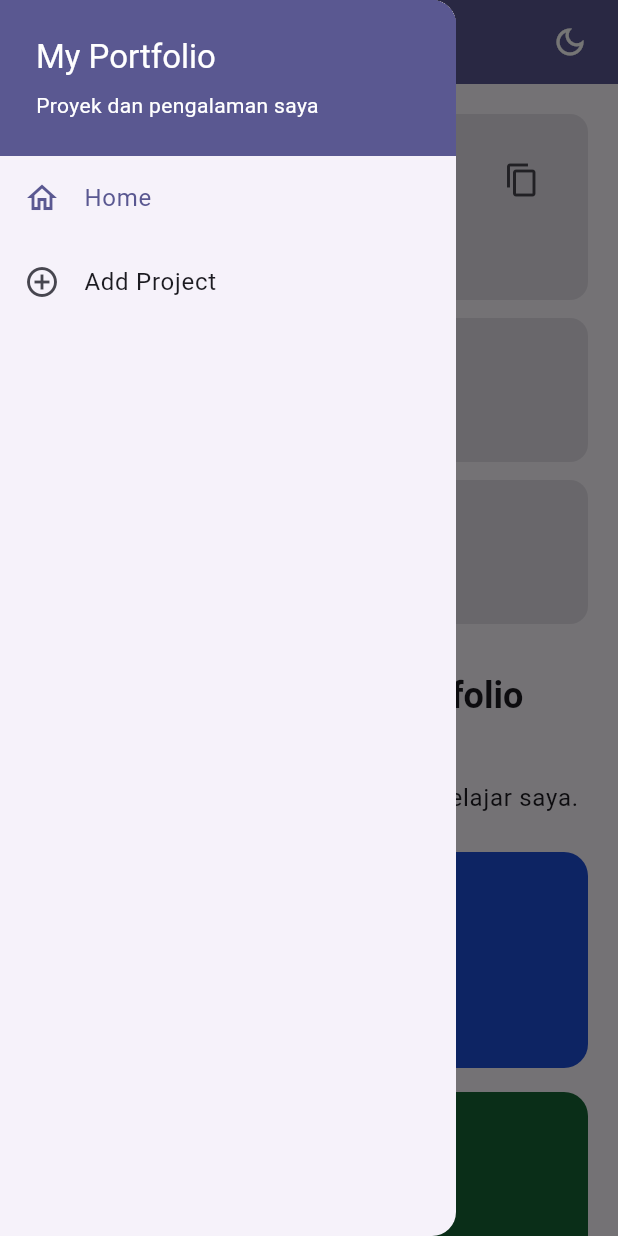
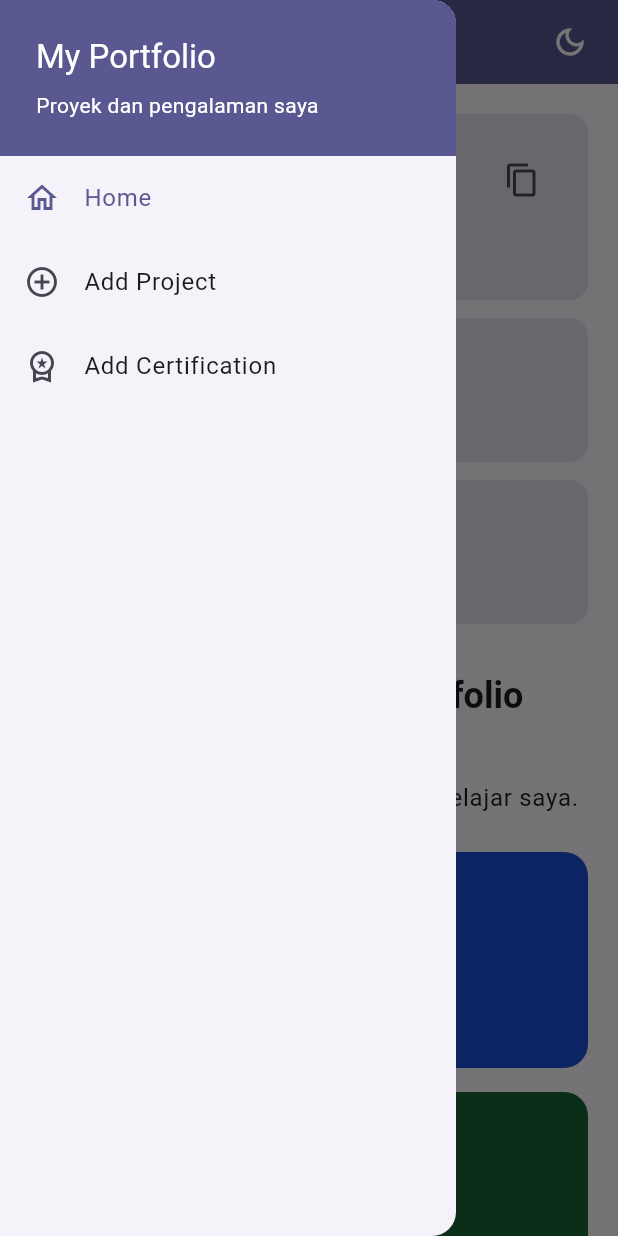
Before and after one commit to McKenzy65/myportofolio_mobile-, a Flutter app: the screen it shows after launch, with the side drawer open, on a phone screen of 412 x 824 dp. Run offline on Flutter 3.47's test engine with Material 3 defaults, Android fonts, the phone set to English and light mode, and no system bars; our stand-ins replace material_ui.

Commit message:
feat: buka sertifikasi dari kartu dan drawer portofolio

```diff
--- a/lib/main.dart
+++ b/lib/main.dart
@@ -1,5 +1,6 @@
 import 'package:material_ui/material_ui.dart';
 import 'package:myportofolio_mobile/screens/menu.dart';
+import 'package:myportofolio_mobile/screens/certification_form.dart';
 import 'package:myportofolio_mobile/screens/project_form.dart';
 import 'package:myportofolio_mobile/theme/app_theme.dart';
 
@@ -28,6 +29,9 @@ class _MyAppState extends State<MyApp> {
     darkTheme: AppTheme.dark,
     themeMode: _mode,
     home: MyHomePage(onToggleTheme: _toggleTheme),
-    routes: {ProjectFormPage.routeName: (_) => const ProjectFormPage()},
+    routes: {
+      ProjectFormPage.routeName: (_) => const ProjectFormPage(),
+      CertificationFormPage.routeName: (_) => const CertificationFormPage(),
+    },
   );
 }
--- a/lib/models/item_homepage.dart
+++ b/lib/models/item_homepage.dart
@@ -2,10 +2,12 @@ import 'package:material_ui/material_ui.dart';
 
 /// Data aksi dipisahkan dari tampilannya agar daftar menu mudah diperluas.
 class ItemHomepage {
-  const ItemHomepage(this.name, this.icon, this.color);
+  const ItemHomepage(this.name, this.icon, this.color, {this.destination});
 
   final String name;
   final IconData icon;
   // Warna ditentukan oleh data aksi, tanpa percabangan nama di ItemCard.
   final Color color;
+  // Hanya aksi yang membuka halaman memiliki tujuan navigasi.
+  final ({String routeName, Widget page})? destination;
 }
--- a/lib/screens/menu.dart
+++ b/lib/screens/menu.dart
@@ -1,6 +1,8 @@
 import 'package:material_ui/material_ui.dart';
 import 'package:myportofolio_mobile/models/item_homepage.dart';
 import 'package:myportofolio_mobile/models/portfolio_profile.dart';
+import 'package:myportofolio_mobile/screens/certification_form.dart';
+import 'package:myportofolio_mobile/screens/project_form.dart';
 import 'package:myportofolio_mobile/widgets/info_card.dart';
 import 'package:myportofolio_mobile/widgets/left_drawer.dart';
 import 'package:myportofolio_mobile/widgets/project_card.dart';
@@ -14,7 +16,24 @@ class MyHomePage extends StatelessWidget {
 
   static const items = [
     ItemHomepage('Lihat Proyek', Icons.folder, Color(0xFF1D4ED8)),
-    ItemHomepage('Tambah Proyek', Icons.add_circle, Color(0xFF166534)),
+    ItemHomepage(
+      'Tambah Proyek',
+      Icons.add_circle,
+      Color(0xFF166534),
+      destination: (
+        routeName: ProjectFormPage.routeName,
+        page: ProjectFormPage(),
+      ),
+    ),
+    ItemHomepage(
+      'Tambah Sertifikasi',
+      Icons.workspace_premium,
+      Color(0xFF6B21A8),
+      destination: (
+        routeName: CertificationFormPage.routeName,
+        page: CertificationFormPage(),
+      ),
+    ),
     ItemHomepage('Logout', Icons.logout, Color(0xFFB91C1C)),
   ];
 
@@ -111,7 +130,11 @@ class MyHomePage extends StatelessWidget {
                       final scale =
                           MediaQuery.textScalerOf(context).scale(14) / 14;
                       final columns =
-                          constraints.maxWidth >= 600 && scale <= 1.5 ? 3 : 1;
+                          constraints.maxWidth >= 880 && scale <= 1.25
+                          ? 4
+                          : constraints.maxWidth >= 600 && scale <= 1.5
+                          ? 2
+                          : 1;
                       return GridView.count(
                         crossAxisCount: columns,
                         mainAxisExtent: 144 * scale,
--- a/lib/widgets/left_drawer.dart
+++ b/lib/widgets/left_drawer.dart
@@ -1,14 +1,21 @@
 import 'package:material_ui/material_ui.dart';
 import 'package:myportofolio_mobile/screens/project_form.dart';
+import 'package:myportofolio_mobile/screens/certification_form.dart';
 
 class LeftDrawer extends StatelessWidget {
-  const LeftDrawer({super.key});
+  const LeftDrawer({super.key, this.onBeforeNavigate});
 
-  void _open(BuildContext context, String destination) {
+  final Future<bool> Function()? onBeforeNavigate;
+
+  Future<void> _open(BuildContext context, String destination) async {
     final navigator = Navigator.of(context);
-    final current = ModalRoute.of(context)?.settings.name;
+    final owner = ModalRoute.of(context);
     Scaffold.of(context).closeDrawer();
-    if (current == destination) return;
+    if (owner?.settings.name == destination) return;
+    final confirm = onBeforeNavigate;
+    if (confirm != null && !await confirm()) return;
+    // Drawer dapat tertutup selama dialog terbuka. Periksa rute pemiliknya.
+    if (!navigator.mounted || owner?.isCurrent != true) return;
     if (destination == Navigator.defaultRouteName) {
       // Home becomes the root even if the form was opened over another Home.
       navigator.pushNamedAndRemoveUntil(destination, (_) => false);
@@ -61,6 +68,12 @@ class LeftDrawer extends StatelessWidget {
             selected: current == ProjectFormPage.routeName,
             onTap: () => _open(context, ProjectFormPage.routeName),
           ),
+          ListTile(
+            leading: const Icon(Icons.workspace_premium_outlined),
+            title: const Text('Add Certification'),
+            selected: current == CertificationFormPage.routeName,
+            onTap: () => _open(context, CertificationFormPage.routeName),
+          ),
         ],
       ),
     );
```
Also changed, not shown: lib/widgets/project_card.dart (+4 -4 lines), 3 other files.
